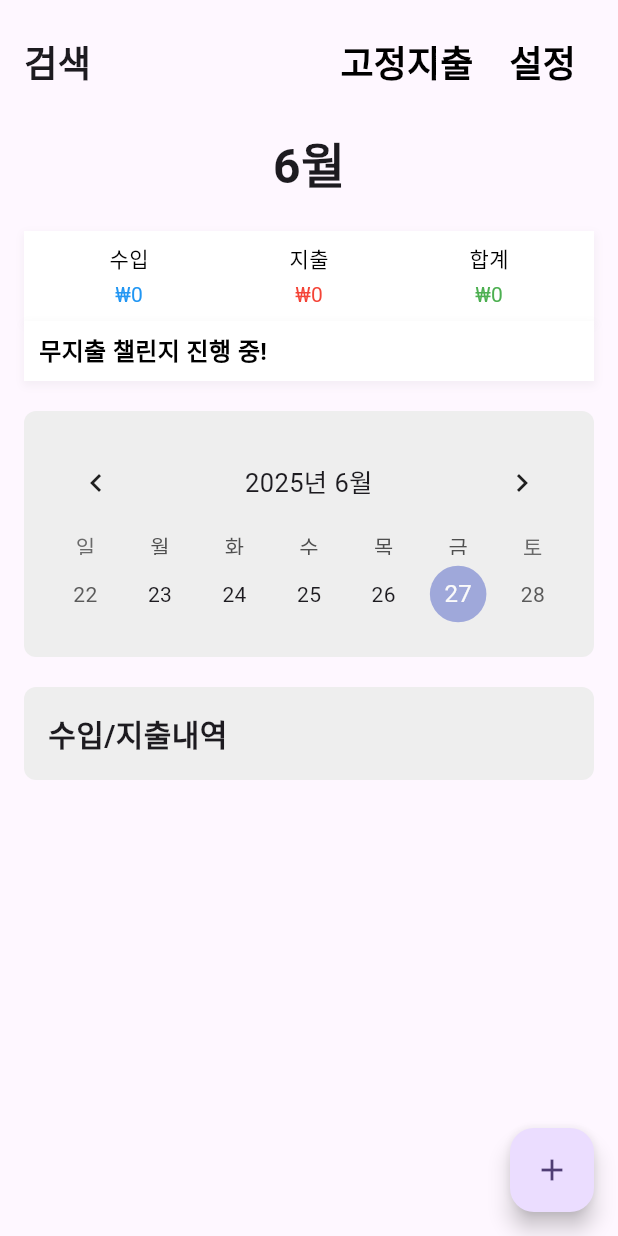
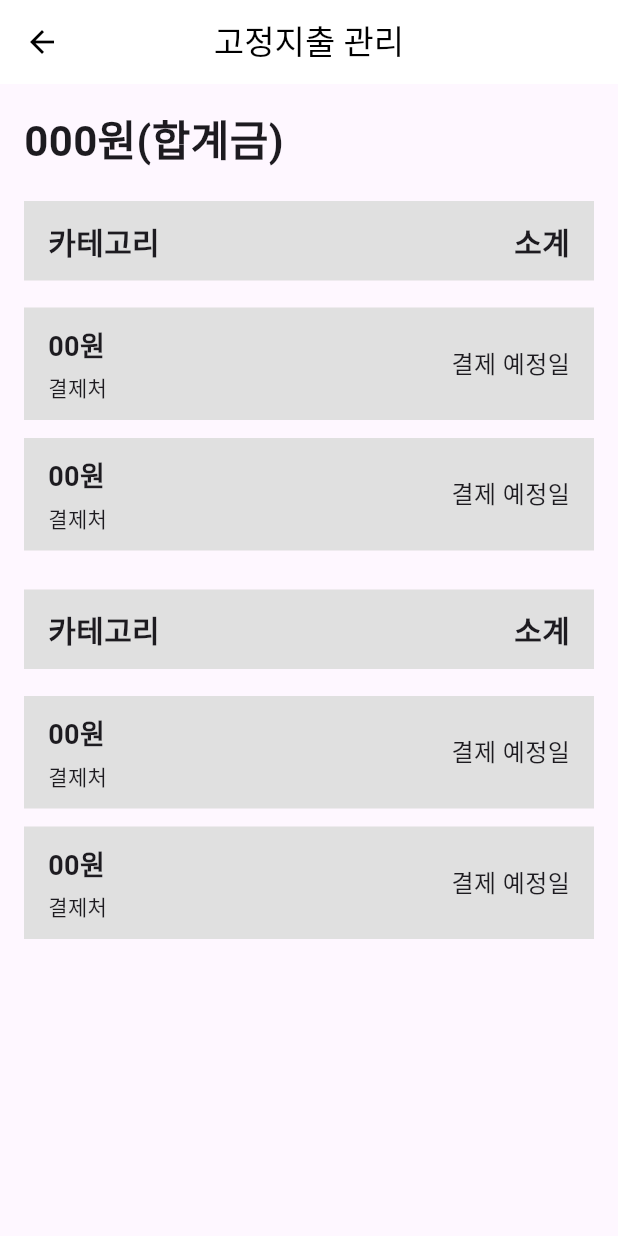
Before and after one commit to ProjectTeam100/kkugit, a Flutter app: the screen it shows after launch, after a tap on "고정지출", on a phone screen of 412 x 824 dp. Run offline on Flutter 3.47's test engine with Material 3 defaults, Android fonts, the phone set to English and light mode, and no system bars; drawn by our look-alikes of table_calendar; our stand-ins replace get_it, injectable, isar; accounts and stored records are empty; generated files the repository leaves out were written again.

Commit message:
고정지출 화면 임시 완료

```diff
--- /dev/null
+++ b/lib/screens/fixed_spending_screen.dart
@@ -0,0 +1,75 @@
+import 'package:flutter/material.dart';
+
+class FixedSpendingScreen extends StatelessWidget {
+  const FixedSpendingScreen({super.key});
+
+  @override
+  Widget build(BuildContext context) {
+    return Scaffold(
+      appBar: AppBar(
+        title: const Text('고정지출 관리'),
+        centerTitle: true,
+        backgroundColor: Colors.white,
+        foregroundColor: Colors.black,
+        elevation: 0,
+      ),
+      body: ListView(
+        padding: const EdgeInsets.all(16),
+        children: [
+          const Text(
+            '000원(합계금)',
+            style: TextStyle(fontSize: 28, fontWeight: FontWeight.bold),
+          ),
+          const SizedBox(height: 20),
+
+          _buildCategorySection(),
+          const SizedBox(height: 12),
+          _buildSpendingItem(),
+          _buildSpendingItem(),
+
+          const SizedBox(height: 20),
+          _buildCategorySection(),
+          const SizedBox(height: 12),
+          _buildSpendingItem(),
+          _buildSpendingItem(),
+        ],
+      ),
+    );
+  }
+
+  Widget _buildCategorySection() {
+    return Container(
+      padding: const EdgeInsets.symmetric(horizontal: 16, vertical: 12),
+      color: Colors.grey[300],
+      child: const Row(
+        mainAxisAlignment: MainAxisAlignment.spaceBetween,
+        children: [
+          Text('카테고리', style: TextStyle(fontSize: 20, fontWeight: FontWeight.bold)),
+          Text('소계', style: TextStyle(fontSize: 20, fontWeight: FontWeight.bold)),
+        ],
+      ),
+    );
+  }
+
+  Widget _buildSpendingItem() {
+    return Container(
+      margin: const EdgeInsets.symmetric(vertical: 6),
+      padding: const EdgeInsets.symmetric(horizontal: 16, vertical: 12),
+      color: Colors.grey[300],
+      child: const Row(
+        mainAxisAlignment: MainAxisAlignment.spaceBetween,
+        children: [
+          Column(
+            crossAxisAlignment: CrossAxisAlignment.start,
+            children: [
+              Text('00원', style: TextStyle(fontSize: 18, fontWeight: FontWeight.bold)),
+              SizedBox(height: 4),
+              Text('결제처'),
+            ],
+          ),
+          Text('결제 예정일', style: TextStyle(fontSize: 16)),
+        ],
+      ),
+    );
+  }
+}
--- a/lib/screens/home_screen.dart
+++ b/lib/screens/home_screen.dart
@@ -7,6 +7,7 @@ import 'package:kkugit/di/injection.dart';
 import 'package:table_calendar/table_calendar.dart';
 import '../components/balance_summary.dart';
 import 'package:kkugit/screens/add_screen.dart';
+import 'package:kkugit/screens/fixed_spending_screen.dart';
 
 class HomeScreen extends StatefulWidget {
   const HomeScreen({super.key});
@@ -76,7 +77,12 @@ class _HomeScreenState extends State<HomeScreen> {
                     children: [
                       TextButton(
                         onPressed: () {
-                          // TODO: 고정지출 페이지로 이동
+                          Navigator.push(
+                            context,
+                            MaterialPageRoute(
+                              builder: (context) => const FixedSpendingScreen(),
+                            ),
+                          );
                         },
                         child: const Text(
                           '고정지출',
```
